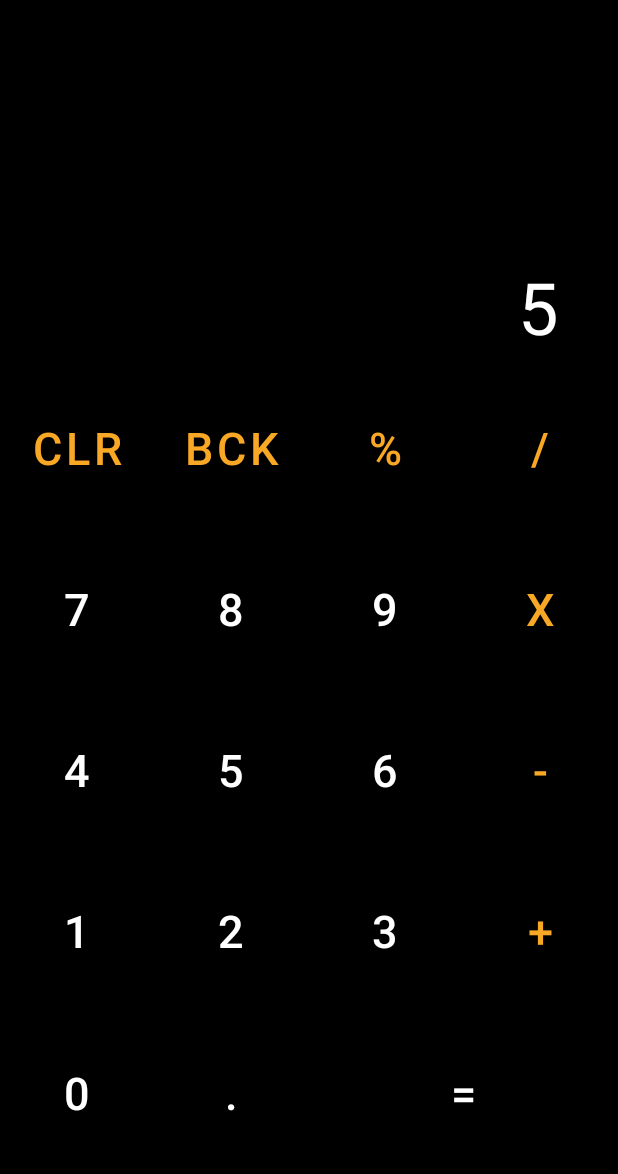
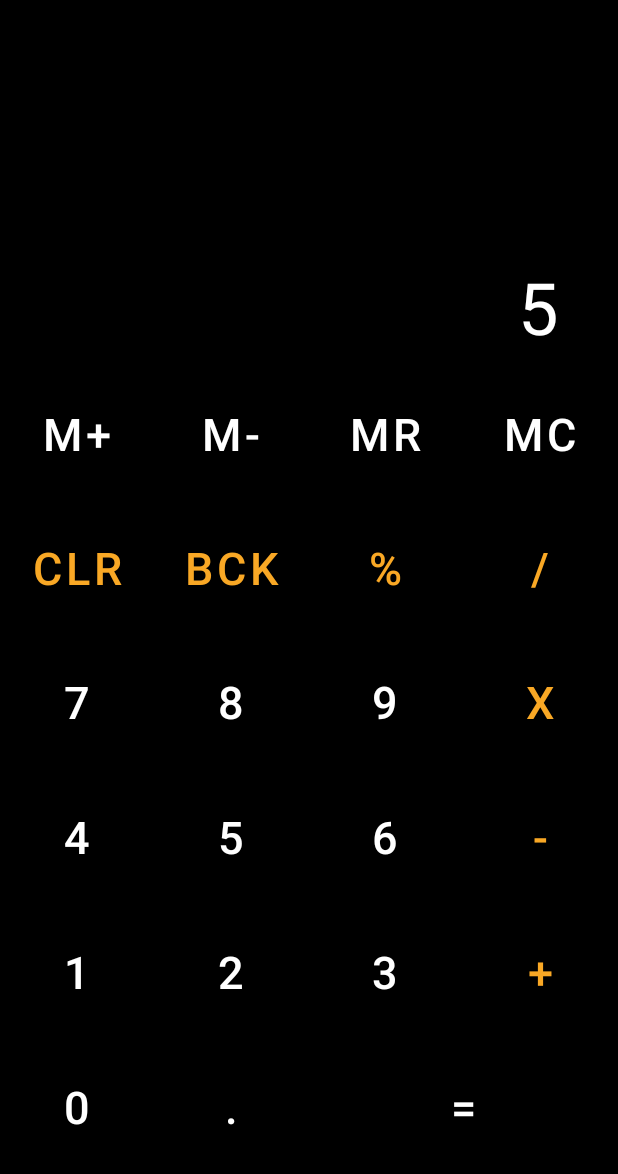
Before and after one commit to theSmitChawda/calculator-android-application, an Android app: the screen it shows after launch (MainActivity), on a phone screen of 412 x 824 dp, the part 62-1236 px from its top. Run offline under Robolectric (Android 15) with nearby library versions, the phone set to English and light mode, and no system bars.

Commit message:
memory functions added

```diff
--- a/app/src/main/java/com/smitchawda/casestudy1/MainActivity.java
+++ b/app/src/main/java/com/smitchawda/casestudy1/MainActivity.java
@@ -35,10 +35,16 @@ public class MainActivity extends AppCompatActivity {
     Button btn7;
     Button btn8;
     Button btn9;
+    Button btnMadd;
+    Button btnMsub;
+    Button btnMr;
+    Button btnMclear;
+    //Operations variable
     double leftOperand;
     double rightOperand;
     String operator;
     boolean isOperatorPresent=false;
+    double memory = 0.0;
 
     @Override
     protected void onCreate(Bundle savedInstanceState) {
@@ -397,6 +403,44 @@ public class MainActivity extends AppCompatActivity {
                 }
             }
         });
+        btnMadd.setOnClickListener(new View.OnClickListener() {
+            @Override
+            public void onClick(View view) {
+                try{
+                    Double currentValue = Double.parseDouble(results.getText().toString());
+                    memory += currentValue;
+                }
+                catch(Exception e)
+                {
+                    System.out.println("No decimal found");
+                }
+            }
+        });
+        btnMsub.setOnClickListener(new View.OnClickListener() {
+            @Override
+            public void onClick(View view) {
+                try{
+                    Double currentValue = Double.parseDouble(results.getText().toString());
+                    memory -= currentValue;
+                }
+                catch(Exception e)
+                {
+                    System.out.println("No decimal found");
+                }
+            }
+        });
+        btnMr.setOnClickListener(new View.OnClickListener() {
+            @Override
+            public void onClick(View view) {
+                results.setText(memory + "");
+            }
+        });
+        btnMclear.setOnClickListener(new View.OnClickListener() {
+            @Override
+            public void onClick(View view) {
+                memory = 0.0;
+            }
+        });
         btnEquals.setOnClickListener(new View.OnClickListener() {
             @Override
             public void onClick(View view) {
@@ -470,5 +514,10 @@ public class MainActivity extends AppCompatActivity {
         btn7 = findViewById(R.id.btn7);
         btn8 = findViewById(R.id.btn8);
         btn9 = findViewById(R.id.btn9);
+
+        btnMadd = findViewById(R.id.btnMadd);
+        btnMsub = findViewById(R.id.btnMsub);
+        btnMr = findViewById(R.id.btnMr);
+        btnMclear = findViewById(R.id.btnMclear);
     }
 }
--- a/app/src/main/res/layout/activity_main.xml
+++ b/app/src/main/res/layout/activity_main.xml
@@ -47,7 +47,47 @@
         android:layout_height="0dp"
         android:layout_weight="7"
         android:orientation="vertical">
-
+        <LinearLayout
+            android:layout_width="match_parent"
+            android:layout_height="wrap_content"
+            android:layout_weight="1">
+            <Button
+                android:id="@+id/btnMadd"
+                android:layout_width="0dp"
+                android:layout_height="match_parent"
+                android:layout_weight="1"
+                android:text="M+"
+                android:textSize="@dimen/buttonTextSize"
+                android:textColor="@color/white"
+                android:background="@color/black"/>
+            <Button
+                android:id="@+id/btnMsub"
+                android:layout_width="0dp"
+                android:layout_height="match_parent"
+                android:layout_weight="1"
+                android:text="M-"
+                android:textSize="@dimen/buttonTextSize"
+                android:textColor="@color/white"
+                android:background="@color/black"/>
+            <Button
+                android:id="@+id/btnMr"
+                android:layout_width="0dp"
+                android:layout_height="match_parent"
+                android:layout_weight="1"
+                android:text="Mr"
+                android:textSize="@dimen/buttonTextSize"
+                android:textColor="@color/white"
+                android:background="@color/black"/>
+            <Button
+                android:id="@+id/btnMclear"
+                android:layout_width="0dp"
+                android:layout_height="match_parent"
+                android:layout_weight="1"
+                android:text="MC"
+                android:textSize="@dimen/buttonTextSize"
+                android:textColor="@color/white"
+                android:background="@color/black"/>
+        </LinearLayout>
         <LinearLayout
             android:layout_width="match_parent"
             android:layout_height="wrap_content"
@@ -90,6 +130,7 @@
                 android:textColor="@color/orange"
                 android:background="@color/black"/>
         </LinearLayout>
+
         <LinearLayout
             android:layout_width="match_parent"
             android:layout_height="wrap_content"
```
